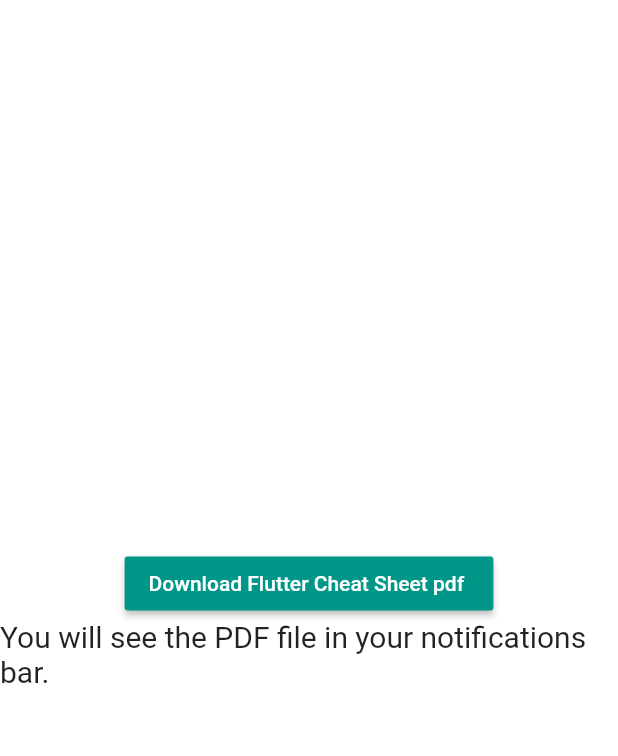
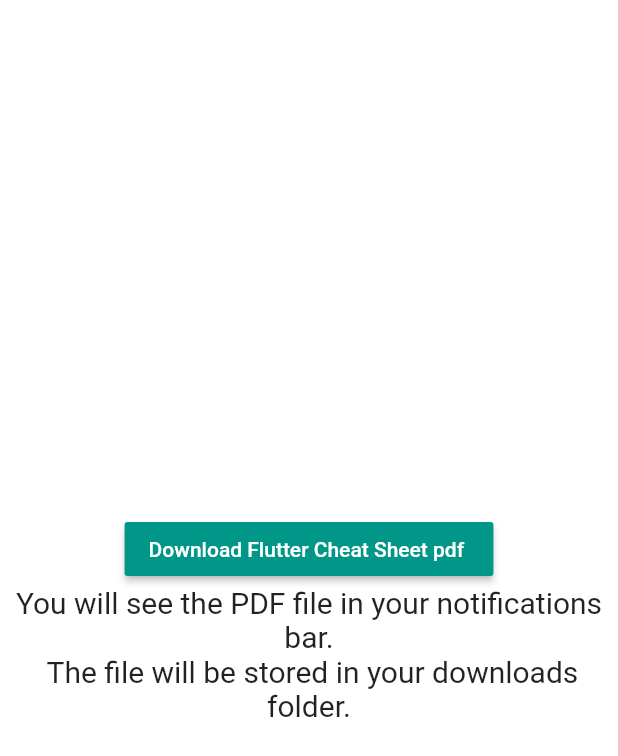
Before and after one commit to Frankdroid7/Flutter-Playground, a Flutter app: the screen it shows after launch, on a phone screen of 412 x 824 dp. Shown: the top 756 px of the screen. Run offline on Flutter 3.47's test engine with Material 2 defaults, Android fonts, the phone set to English and light mode, and no system bars; our stand-ins replace permission_handler, webview_flutter; missing offline and left inert: ext_storage, flutter_downloader, flutter_vlc_player.

Commit message:
DownloadFilePlayground - File can now be downloaded to the downloads folder

```diff
--- a/lib/DownloadFilePlayground/DownloadFilePlayground.dart
+++ b/lib/DownloadFilePlayground/DownloadFilePlayground.dart
@@ -1,9 +1,6 @@
-import 'dart:convert';
-import 'dart:io';
+import 'package:ext_storage/ext_storage.dart';
 import 'package:flutter/material.dart';
 import 'package:flutter_downloader/flutter_downloader.dart';
-import 'package:http/http.dart' as http;
-import 'package:path_provider/path_provider.dart';
 import 'package:permission_handler/permission_handler.dart';
 
 class DownloadFilePlayground extends StatefulWidget {
@@ -22,12 +19,14 @@ class _DownloadFilePlaygroundState extends State<DownloadFilePlayground> {
   }
 
   downloadPdf() async {
-    Directory storagePath = await getExternalStorageDirectory();
+    String storagePath = await ExtStorage.getExternalStoragePublicDirectory(
+        ExtStorage.DIRECTORY_DOWNLOADS);
+    print('STORAGE PATH: $storagePath');
 
     await FlutterDownloader.enqueue(
       url:
           'https://8eecca5c-3cde-4e9e-81e7-df61f52aabe5.filesusr.com/ugd/f3fda3_f141767d5e8b46869f1fa9393c7c5c83.pdf',
-      savedDir: storagePath.path,
+      savedDir: storagePath,
       fileName: 'Flutter Cheat Sheet.pdf',
     );
   }
@@ -48,7 +47,8 @@ class _DownloadFilePlaygroundState extends State<DownloadFilePlayground> {
                 child: Text('Download Flutter Cheat Sheet pdf '),
               ),
               Text(
-                'You will see the PDF file in your notifications bar.',
+                'You will see the PDF file in your notifications bar.\n The file will be stored in your downloads folder.',
+                textAlign: TextAlign.center,
                 style: TextStyle(fontSize: 20),
               ),
             ],
--- a/pubspec.yaml
+++ b/pubspec.yaml
@@ -29,6 +29,7 @@ dependencies:
   # Use with the CupertinoIcons class for iOS style icons.
 
   http:
+  ext_storage:
   path_provider: ^1.6.28
   cupertino_icons: ^0.1.3
   webview_flutter: ^1.0.7
```
Also changed, not shown: pubspec.lock, 1 other file.
